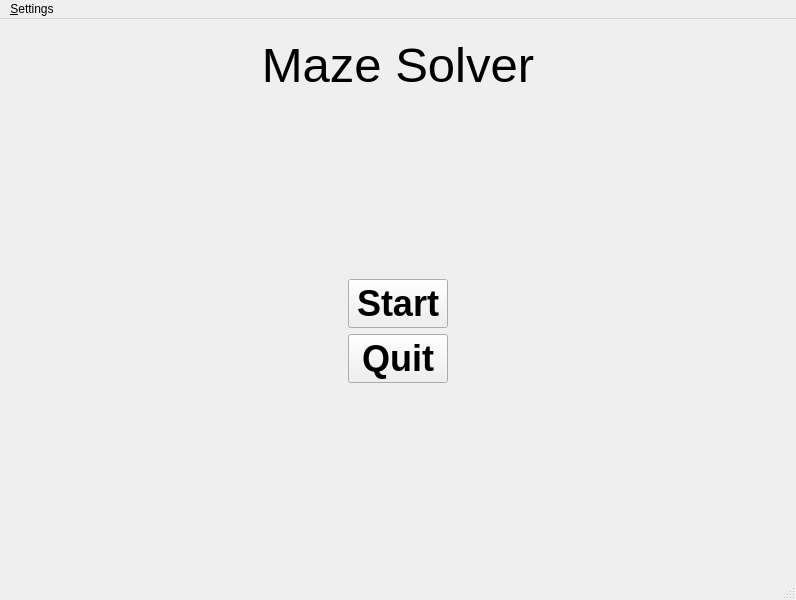
This is src/ui/StartMenu.ui in Bats6789/MazeViewer as Qt 5 draws it before an edit. The edited form follows.
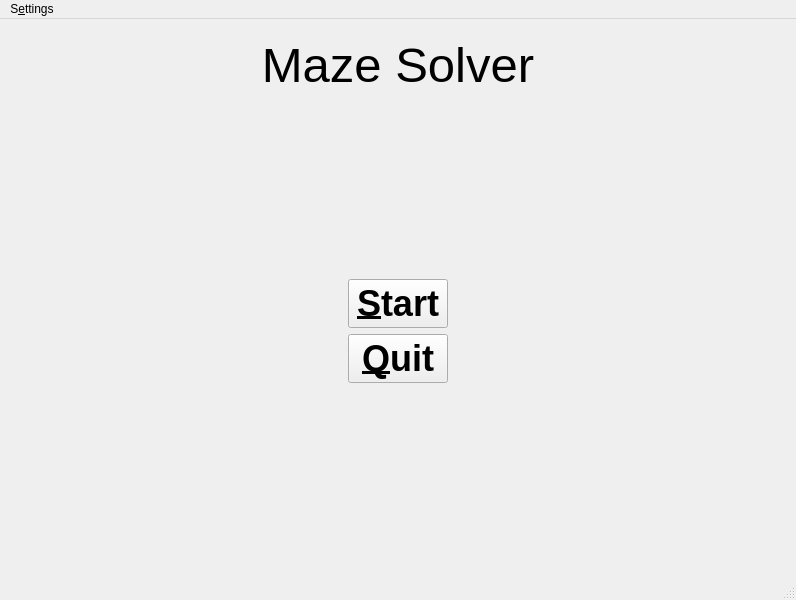
This is the edited form.

```diff
--- a/src/ui/StartMenu.ui
+++ b/src/ui/StartMenu.ui
@@ -95,7 +95,7 @@
            <enum>Qt::LeftToRight</enum>
           </property>
           <property name="text">
-           <string>Start</string>
+           <string>&amp;Start</string>
           </property>
          </widget>
         </item>
@@ -120,7 +120,7 @@
            </font>
           </property>
           <property name="text">
-           <string>Quit</string>
+           <string>&amp;Quit</string>
           </property>
          </widget>
         </item>
@@ -154,7 +154,7 @@
    </property>
    <widget class="QMenu" name="menuSettings">
     <property name="title">
-     <string>&amp;Settings</string>
+     <string>S&amp;ettings</string>
     </property>
     <widget class="QMenu" name="menuColor">
      <property name="title">
```
